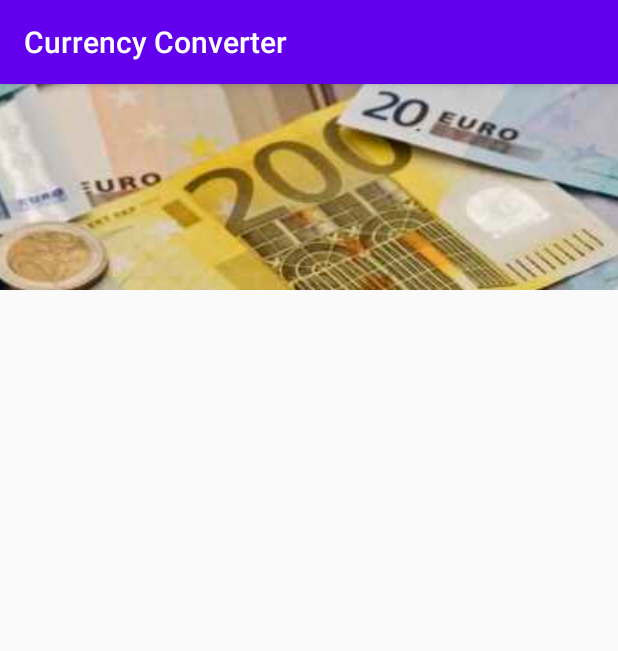
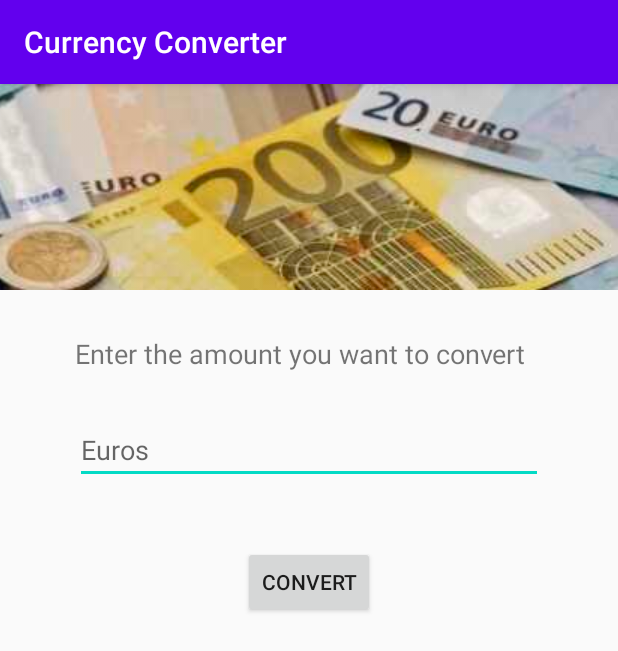
Before and after one commit to Oscar-Ornelas/currency-converter, an Android app: the screen it shows after launch (MainActivity), on a phone screen of 412 x 824 dp. Shown: the top 651 px of the screen. Run offline under Robolectric (Android 15) with nearby library versions, the phone set to English and light mode, and no system bars.

Commit message:
Complete design of main activity

```diff
--- a/app/src/main/res/layout/activity_main.xml
+++ b/app/src/main/res/layout/activity_main.xml
@@ -15,4 +15,50 @@
         app:layout_constraintStart_toStartOf="parent"
         app:layout_constraintTop_toTopOf="parent"
         app:srcCompat="@drawable/euros" />
+
+    <EditText
+        android:id="@+id/editTextNumberDecimal"
+        android:layout_width="0dp"
+        android:layout_height="wrap_content"
+        android:layout_marginStart="50dp"
+        android:layout_marginLeft="50dp"
+        android:layout_marginTop="29dp"
+        android:layout_marginEnd="50dp"
+        android:layout_marginRight="50dp"
+        android:ems="10"
+        android:hint="Euros"
+        android:inputType="numberDecimal"
+        app:layout_constraintEnd_toEndOf="parent"
+        app:layout_constraintStart_toStartOf="parent"
+        app:layout_constraintTop_toBottomOf="@+id/textView" />
+
+    <Button
+        android:id="@+id/button"
+        android:layout_width="wrap_content"
+        android:layout_height="wrap_content"
+        android:layout_marginStart="160dp"
+        android:layout_marginLeft="160dp"
+        android:layout_marginTop="41dp"
+        android:layout_marginEnd="160dp"
+        android:layout_marginRight="160dp"
+        android:text="Convert"
+        app:layout_constraintEnd_toEndOf="parent"
+        app:layout_constraintStart_toStartOf="parent"
+        app:layout_constraintTop_toBottomOf="@+id/editTextNumberDecimal" />
+
+    <TextView
+        android:id="@+id/textView"
+        android:layout_width="wrap_content"
+        android:layout_height="wrap_content"
+        android:layout_marginStart="50dp"
+        android:layout_marginLeft="50dp"
+        android:layout_marginTop="30dp"
+        android:layout_marginEnd="62dp"
+        android:layout_marginRight="62dp"
+        android:text="Enter the amount you want to convert"
+        android:textSize="18sp"
+        app:layout_constraintEnd_toEndOf="parent"
+        app:layout_constraintStart_toStartOf="parent"
+        app:layout_constraintTop_toBottomOf="@+id/imageView3" />
+
 </androidx.constraintlayout.widget.ConstraintLayout>
```
